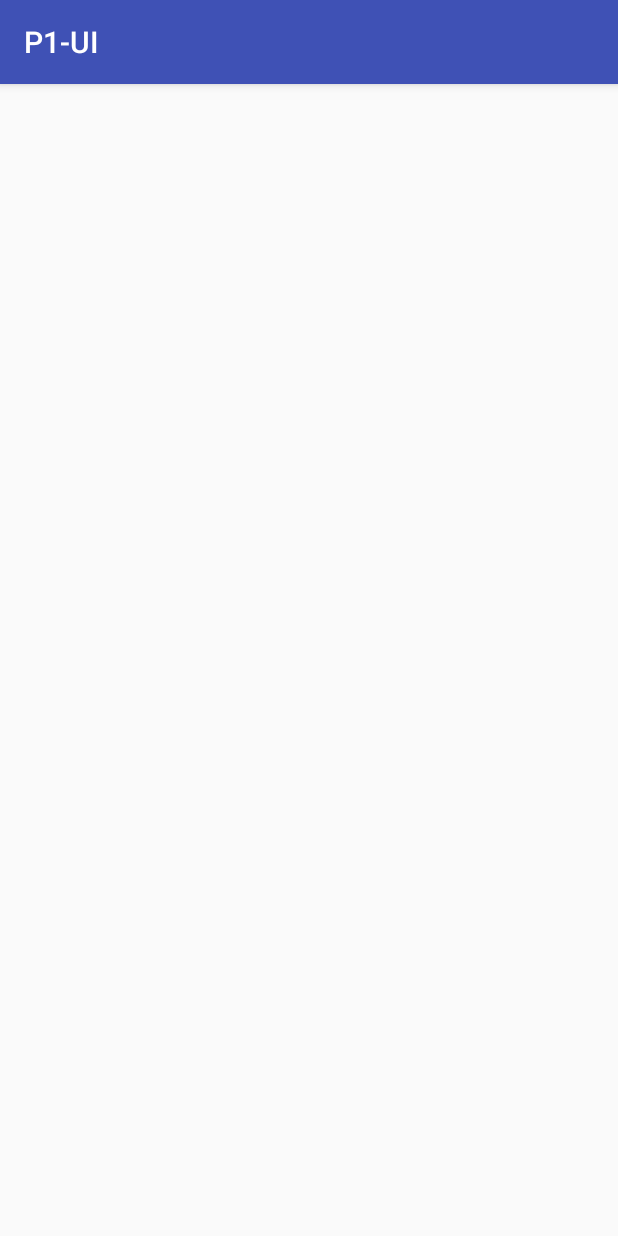
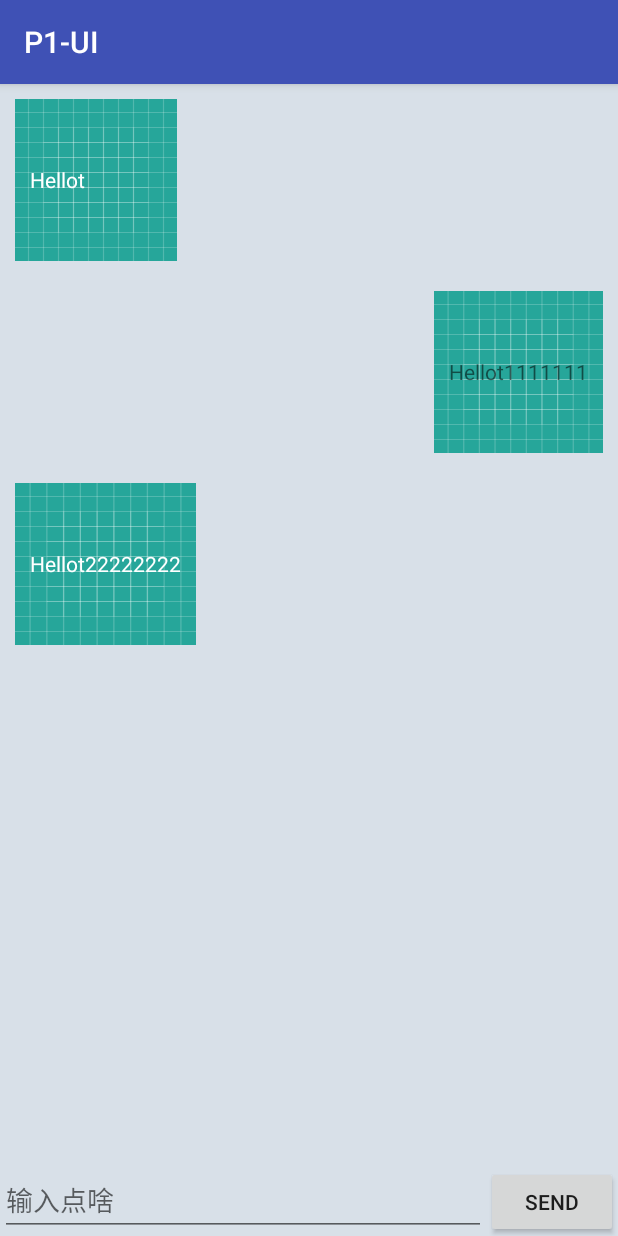
Before and after one commit to anian1989/P1UI, an Android app: the LiaoTianActivity screen opened directly, with no data from a screen before it, on a phone screen of 412 x 824 dp. Run offline under Robolectric (Android 15) with nearby library versions, the phone set to English and light mode, and no system bars.

Commit message:
简单聊天

```diff
--- a/app/src/main/java/com/fanhanfei/p1_ui/LiaoTianActivity.java
+++ b/app/src/main/java/com/fanhanfei/p1_ui/LiaoTianActivity.java
@@ -2,7 +2,9 @@ package com.fanhanfei.p1_ui;
 
 import android.support.v7.app.AppCompatActivity;
 import android.os.Bundle;
+import android.support.v7.widget.LinearLayoutManager;
 import android.support.v7.widget.RecyclerView;
+import android.view.View;
 import android.widget.Button;
 import android.widget.EditText;
 
@@ -21,10 +23,36 @@ public class LiaoTianActivity extends AppCompatActivity {
         super.onCreate(savedInstanceState);
         setContentView(R.layout.activity_liao_tian);
         initMsgs();
+        inputText = findViewById(R.id.input_text);
+        send = findViewById(R.id.send);
+        msgRecyclerView = findViewById(R.id.msg_recycler_view);
+        LinearLayoutManager linearLayoutManager = new LinearLayoutManager(this);
+        msgRecyclerView.setLayoutManager(linearLayoutManager);
+        adapter = new MsgAdapter(msgList);
+        msgRecyclerView.setAdapter(adapter);
+        send.setOnClickListener(new View.OnClickListener() {
+            @Override
+            public void onClick(View v) {
+                String s = inputText.getText().toString();
+                if (!"".equals(s)){
+                    Msg msg = new Msg(s, Msg.TYPE_SENT);
+                    msgList.add(msg);
+                    adapter.notifyItemInserted(msgList.size());//当有新消息时，刷新RecyclerView中显示
+                    msgRecyclerView.scrollToPosition(msgList.size()-1);//将RecyclerView定位到最后一行
+                    inputText.setText("");//清空输入框
+                }
+            }
+        });
 
     }
 
     private void initMsgs(){
+        Msg hellot = new Msg("Hellot", Msg.TYPE_RECEIVED);
+        msgList.add(hellot);
+        Msg hellot1 = new Msg("Hellot1111111", Msg.TYPE_SENT);
+        msgList.add(hellot1);
+        Msg hellot2 = new Msg("Hellot22222222", Msg.TYPE_RECEIVED);
+        msgList.add(hellot2);
 
     }
 }
--- a/app/src/main/java/com/fanhanfei/p1_ui/MainActivity.java
+++ b/app/src/main/java/com/fanhanfei/p1_ui/MainActivity.java
@@ -37,6 +37,7 @@ public class MainActivity extends AppCompatActivity implements View.OnClickListe
         Button button3 = (Button) findViewById(R.id.button3);
         Button button4 = (Button) findViewById(R.id.button4);
         Button button5 = (Button) findViewById(R.id.button5);
+        Button button6 = (Button) findViewById(R.id.button6);
         imageView = (ImageView) findViewById(R.id.image);
         progressBar = (ProgressBar)findViewById(R.id.progressBar);
 
@@ -45,6 +46,7 @@ public class MainActivity extends AppCompatActivity implements View.OnClickListe
         button3.setOnClickListener(this);
         button4.setOnClickListener(this);
         button5.setOnClickListener(this);
+        button6.setOnClickListener(this);
 
 
     }
@@ -80,6 +82,10 @@ public class MainActivity extends AppCompatActivity implements View.OnClickListe
             case R.id.button5:
                 Intent intent5 = new Intent(MainActivity.this, RecyclerViewActivity.class);
                 startActivity(intent5);
+                break;
+                case R.id.button6:
+                Intent intent6 = new Intent(MainActivity.this, LiaoTianActivity.class);
+                startActivity(intent6);
                 break;
             default:break;
 
--- a/app/src/main/res/layout/activity_liao_tian.xml
+++ b/app/src/main/res/layout/activity_liao_tian.xml
@@ -1,15 +1,14 @@
 <?xml version="1.0" encoding="utf-8"?>
-<android.support.constraint.ConstraintLayout xmlns:android="http://schemas.android.com/apk/res/android"
-    xmlns:app="http://schemas.android.com/apk/res-auto"
-    xmlns:tools="http://schemas.android.com/tools"
+<LinearLayout xmlns:android="http://schemas.android.com/apk/res/android"
     android:layout_width="match_parent"
     android:layout_height="match_parent"
-    tools:context=".LiaoTianActivity">
+    android:orientation="vertical"
+    android:background="#d8e0e8">
     <android.support.v7.widget.RecyclerView
         android:id="@+id/msg_recycler_view"
         android:layout_width="match_parent"
         android:layout_height="0dp"
-        android:layout_weight="1">
+        android:layout_weight="1"/>
         <LinearLayout
             android:layout_width="match_parent"
             android:layout_height="wrap_content">
@@ -27,6 +26,5 @@
                 android:text="Send"/>
         </LinearLayout>
 
-    </android.support.v7.widget.RecyclerView>
 
-</android.support.constraint.ConstraintLayout>
+</LinearLayout>
--- a/app/src/main/res/layout/activity_main.xml
+++ b/app/src/main/res/layout/activity_main.xml
@@ -48,6 +48,11 @@
         android:layout_width="match_parent"
         android:layout_height="wrap_content"
         android:text="RecycleViewButton" />
+    <Button
+        android:id="@+id/button6"
+        android:layout_width="match_parent"
+        android:layout_height="wrap_content"
+        android:text="聊天" />
 
     <EditText
         android:id="@+id/edit_text"
```
Also changed, not shown: app/src/main/res/drawable-xhdpi/liaotian.9.png (deleted), app/src/main/res/drawable-xhdpi/qipao.9.png (deleted).
